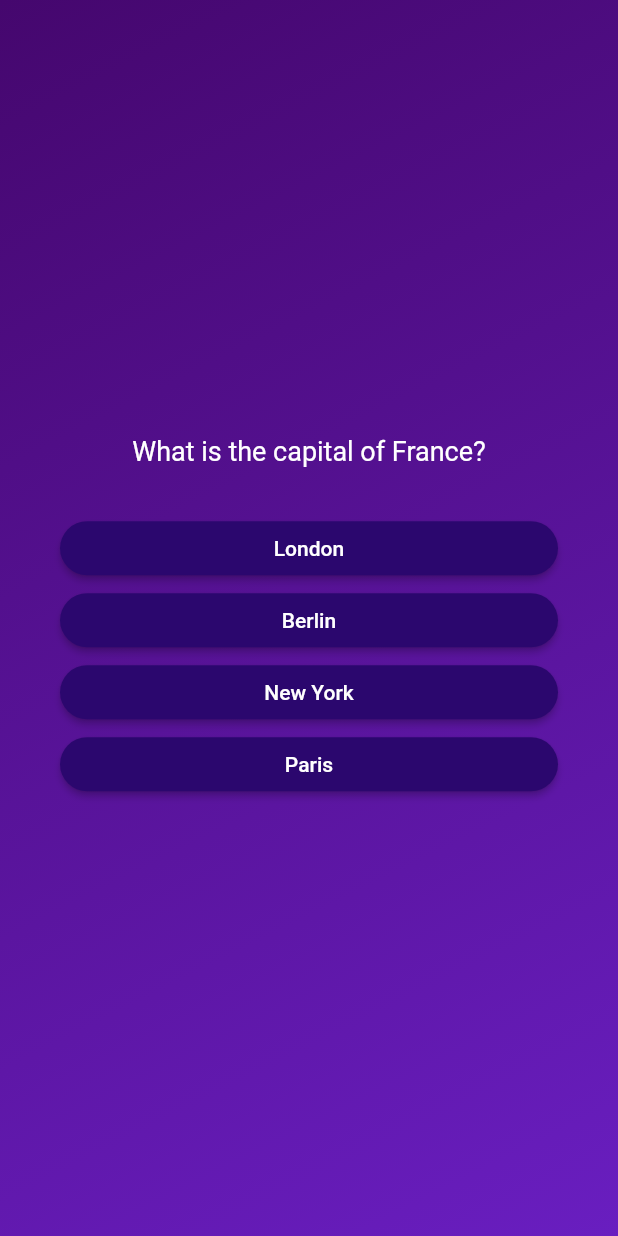
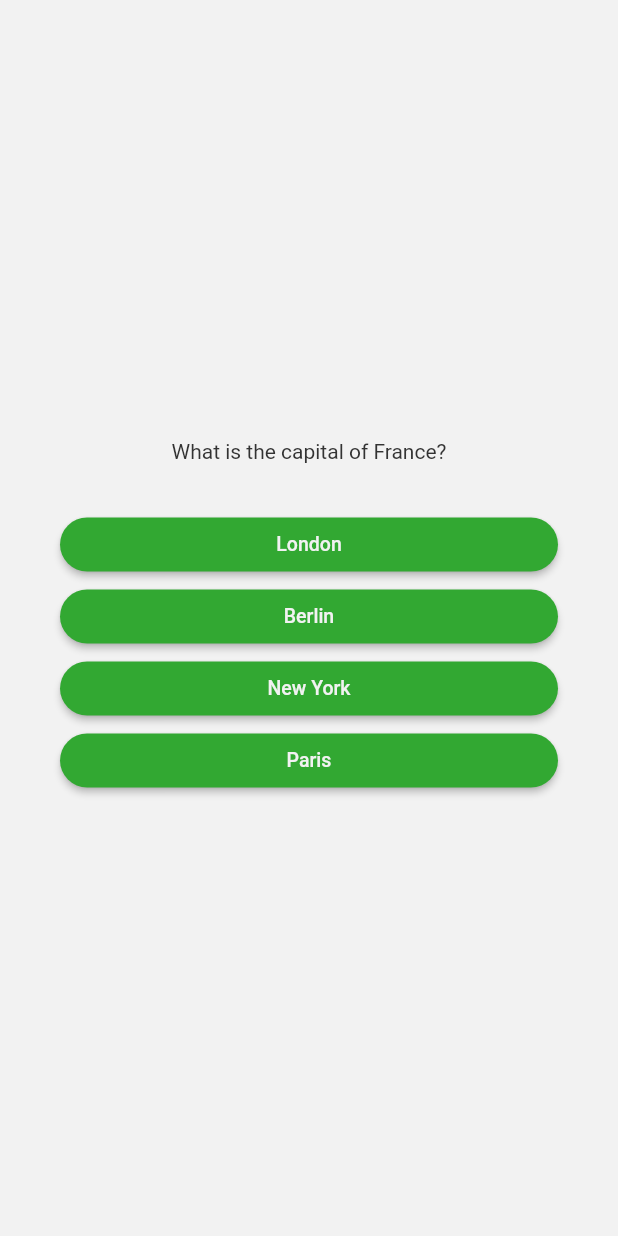
Before and after one commit to MarekAniol/quiz_app, a Flutter app: the screen it shows after launch, after a tap on "Start Quiz", on a phone screen of 412 x 824 dp. Run offline on Flutter 3.47's test engine with Material 2 defaults, Android fonts, the phone set to English and light mode, and no system bars; our stand-ins replace bloc, bloc_concurrency, flutter_bloc, freezed_annotation, get_it; generated files the repository leaves out were written again.

Commit message:
changed screens animations and colors

```diff
--- a/lib/core/constants/colors.dart
+++ b/lib/core/constants/colors.dart
@@ -1,8 +1,8 @@
 import 'package:flutter/material.dart';
 
 abstract class AppColors {
-  static const lightPrimary = Color.fromARGB(255, 222, 194, 248);
-  static const whiteTransparent150 = Color.fromARGB(150, 255, 255, 255);
-  static const white = Color.fromARGB(255, 255, 255, 255);
-  static const answerButtonColor = Color.fromARGB(255, 43, 7, 110);
+  static const questionMarksColor = Color.fromARGB(255, 61, 155, 61);
+  static const greyWhite = Color(0xFFF2F2F2);
+  static const greyBlack = Color(0xFF333333);
+  static const answerButtonColor = Color.fromARGB(255, 50, 168, 50);
 }
--- a/lib/core/constants/gradients.dart
+++ b/lib/core/constants/gradients.dart
@@ -1,10 +1,11 @@
 import 'package:flutter/material.dart';
+import 'package:quiz_app/core/constants/colors.dart';
 
 abstract class Gradients {
   static const LinearGradient purpleGradient = LinearGradient(
     colors: [
-      Color.fromARGB(255, 69, 7, 110),
-      Color.fromARGB(255, 105, 30, 192),
+      AppColors.greyWhite,
+      AppColors.greyWhite,
     ],
     begin: Alignment.topLeft,
     end: Alignment.bottomRight,
--- a/lib/presentation/screens/questions_screen/bloc/questions_screen_bloc.dart
+++ b/lib/presentation/screens/questions_screen/bloc/questions_screen_bloc.dart
@@ -40,16 +40,8 @@ class QuestionsScreenBloc extends Bloc<QuestionsScreenEvent, QuestionsScreenStat
     _QuestionsScreenStarted event,
     Emitter<QuestionsScreenState> emit,
   ) async {
-    emit(
-      state.copyWith(
-        type: StateType.loaded,
-      ),
-    );
-
-    if (state.type == StateType.loaded) {
-      add(
-        const QuestionsScreenEvent.questionReaded(),
-      );
+    if (state.type == StateType.loading) {
+      add(const QuestionsScreenEvent.questionReaded());
     }
   }
 
@@ -61,7 +53,8 @@ class QuestionsScreenBloc extends Bloc<QuestionsScreenEvent, QuestionsScreenStat
 
     emit(
       state.copyWith(
-        questionsList: questionsListModel,
+        questionsListModel: questionsListModel,
+        type: StateType.loaded,
       ),
     );
   }
@@ -70,12 +63,11 @@ class QuestionsScreenBloc extends Bloc<QuestionsScreenEvent, QuestionsScreenStat
     _QuestionAnswered event,
     Emitter<QuestionsScreenState> emit,
   ) async {
-    if (state.currentQuestionIndex < state.questionsList.questions.length - 1) {
+    if (state.isNotLastQuestion) {
       final answerModel = AnswerModel(
-        question: state.questionsList.questions[state.currentQuestionIndex].question,
+        question: state.currentQuestionText,
         answer: event.answer,
-        isAnswerCorrect:
-            event.answer == state.questionsList.questions[state.currentQuestionIndex].correctAnswer,
+        isAnswerCorrect: event.answer == state.corectAnswer,
       );
       List<AnswerModel> listOfAnswers = [...state.answers];
       listOfAnswers.add(answerModel);
@@ -87,13 +79,14 @@ class QuestionsScreenBloc extends Bloc<QuestionsScreenEvent, QuestionsScreenStat
       );
 
       final currentQuestionIndex = state.currentQuestionIndex + 1;
+
       emit(
         state.copyWith(
           currentQuestionIndex: currentQuestionIndex,
         ),
       );
     } else {
-      final currentQuestionIndex = state.questionsList.questions.length;
+      final currentQuestionIndex = state.questionsListModel.questions.length;
       emit(
         state.copyWith(
           type: StateType.loading,
--- a/lib/presentation/screens/questions_screen/bloc/questions_screen_state.dart
+++ b/lib/presentation/screens/questions_screen/bloc/questions_screen_state.dart
@@ -3,7 +3,7 @@ part of 'questions_screen_bloc.dart';
 @freezed
 class QuestionsScreenState with _$QuestionsScreenState {
   factory QuestionsScreenState({
-    required QuestionsListModel questionsList,
+    required QuestionsListModel questionsListModel,
     required int currentQuestionIndex,
     required StateType type,
     required List<AnswerModel> answers,
@@ -12,19 +12,20 @@ class QuestionsScreenState with _$QuestionsScreenState {
   QuestionsScreenState._();
 
   factory QuestionsScreenState.initial() => QuestionsScreenState(
-        questionsList: QuestionsListModel.initial(),
+        questionsListModel: QuestionsListModel.initial(),
         currentQuestionIndex: 0,
         type: StateType.loading,
         answers: [],
       );
 
   bool get isQuizComplete =>
-      (currentQuestionIndex == questionsList.questions.length) &&
-      (questionsList.questions.isNotEmpty);
-
-  bool get hasReachedEndOfQuestions => currentQuestionIndex == questionsList.questions.length;
-  QuizQuestionModel get currentQuestionModel => questionsList.questions[currentQuestionIndex];
+      (currentQuestionIndex == questionsListModel.questions.length) &&
+      (questionsListModel.questions.isNotEmpty);
+  bool get hasReachedEndOfQuestions => currentQuestionIndex == questionsListModel.questions.length;
+  bool get isNotLastQuestion => currentQuestionIndex < questionsListModel.questions.length - 1;
+  QuizQuestionModel get currentQuestionModel => questionsListModel.questions[currentQuestionIndex];
   String get currentQuestionText => currentQuestionModel.question;
+  String get corectAnswer => currentQuestionModel.correctAnswer;
 }
 
 extension BuildWhenQuestionScreenExtension on BuildContext {
@@ -33,7 +34,7 @@ extension BuildWhenQuestionScreenExtension on BuildContext {
     QuestionsScreenState current,
   )? buildWhenQuestionScreen() {
     return (previous, current) =>
-        (previous.type != current.type) ||
+        // (previous.type != current.type) ||
         (previous.currentQuestionIndex != current.currentQuestionIndex);
   }
 }
--- a/lib/presentation/screens/questions_screen/questions_route.dart
+++ b/lib/presentation/screens/questions_screen/questions_route.dart
@@ -5,14 +5,38 @@ import 'package:quiz_app/presentation/screens/questions_screen/bloc/questions_sc
 import 'package:quiz_app/presentation/screens/questions_screen/questions_screen.dart';
 
 Route<dynamic> questionRoute(RouteSettings settings) {
-  return MaterialPageRoute(
+  return PageRouteBuilder(
     settings: settings,
-    builder: (context) => BlocProvider(
+    pageBuilder: (
+      context,
+      Animation<double> animation,
+      Animation<double> secondaryAnimation,
+    ) =>
+        BlocProvider(
       create: (context) => injector<QuestionsScreenBloc>()
         ..add(
           const QuestionsScreenEvent.questionsScreenStarted(),
         ),
       child: const QuestionsScreen(),
     ),
+    transitionsBuilder: (
+      context,
+      Animation<double> animation,
+      Animation<double> secondaryAnimation,
+      Widget child,
+    ) {
+      return SlideTransition(
+          position: Tween<Offset>(
+            begin: const Offset(0.0, 2.0),
+            end: Offset.zero,
+          ).animate(animation),
+          child: SlideTransition(
+            position: Tween<Offset>(
+              begin: Offset.zero,
+              end: const Offset(1, -5.0),
+            ).animate(secondaryAnimation),
+            child: child,
+          ));
+    },
   );
 }
--- a/lib/presentation/screens/questions_screen/questions_screen.dart
+++ b/lib/presentation/screens/questions_screen/questions_screen.dart
@@ -19,11 +19,12 @@ class QuestionsScreen extends StatelessWidget {
       child: BlocConsumer<QuestionsScreenBloc, QuestionsScreenState>(
         listenWhen: (previous, current) => current.hasReachedEndOfQuestions,
         listener: (context, state) => state.isQuizComplete
-              ? Navigator.pushNamed(
+            ? Navigator.pushReplacementNamed(
                 context,
                 '/summary_screen',
               )
             : null,
+        // buildWhen: (previous, current) => current.type != previous.type,
         builder: (context, state) {
           return state.type.map(
             loading: () {
@@ -38,8 +39,8 @@ class QuestionsScreen extends StatelessWidget {
                     textAlign: TextAlign.center,
                     state.currentQuestionText,
                     style: const TextStyle(
-                        color: AppColors.white,
-                        fontSize: 18,
+                      color: AppColors.greyBlack,
+                      fontSize: 14,
                     ),
                   ),
                   BoxPredefined.verticalSizedBox30,
@@ -62,6 +63,7 @@ class QuestionsScreen extends StatelessWidget {
             },
           );
         },
-        ));
+      ),
+    );
   }
 }
--- a/lib/presentation/screens/questions_screen/widgets/answer_button.dart
+++ b/lib/presentation/screens/questions_screen/widgets/answer_button.dart
@@ -27,7 +27,8 @@ class AnswerButton extends StatelessWidget {
       child: Text(
         answerText,
         style: const TextStyle(
-          color: AppColors.white,
+          color: AppColors.greyWhite,
+          fontSize: 13,
         ),
       ),
     );
--- a/lib/presentation/screens/start_screen/start_screen_route.dart
+++ b/lib/presentation/screens/start_screen/start_screen_route.dart
@@ -2,8 +2,32 @@ import 'package:flutter/material.dart';
 import 'package:quiz_app/presentation/screens/start_screen/start_screen.dart';
 
 Route<dynamic> startScreenRoute(RouteSettings settings) {
-  return MaterialPageRoute(
+  return PageRouteBuilder(
     settings: settings,
-    builder: (context) => const StartScreen(),
+    pageBuilder: (
+      context,
+      Animation<double> animation,
+      Animation<double> secondaryAnimation,
+    ) =>
+        const StartScreen(),
+    transitionsBuilder: (
+      context,
+      Animation<double> animation,
+      Animation<double> secondaryAnimation,
+      Widget child,
+    ) {
+      return SlideTransition(
+          position: Tween<Offset>(
+            begin: const Offset(0.0, 2.0),
+            end: Offset.zero,
+          ).animate(animation),
+          child: SlideTransition(
+            position: Tween<Offset>(
+              begin: Offset.zero,
+              end: const Offset(1, -5.0),
+            ).animate(secondaryAnimation),
+            child: child,
+          ));
+    },
   );
 }
--- a/lib/presentation/screens/start_screen/widgets/question_marks.dart
+++ b/lib/presentation/screens/start_screen/widgets/question_marks.dart
@@ -59,7 +59,7 @@ class _SingleQuestionMarkWidget extends StatelessWidget {
       angle: angle,
       child: Icon(
         Icons.help_outline,
-        color: AppColors.whiteTransparent150,
+        color: AppColors.questionMarksColor,
         size: size,
       ),
     );
--- a/lib/presentation/screens/start_screen/widgets/start_quiz_button.dart
+++ b/lib/presentation/screens/start_screen/widgets/start_quiz_button.dart
@@ -17,16 +17,16 @@ class StartQuizButton extends StatelessWidget {
       },
       style: OutlinedButton.styleFrom(
         side: const BorderSide(
-          color: AppColors.lightPrimary,
+          color: AppColors.answerButtonColor,
         ),
       ),
       icon: const Icon(
         Icons.play_arrow,
-        color: AppColors.white,
+        color: AppColors.answerButtonColor,
       ),
       label: const Text(
         style: TextStyle(
-          color: AppColors.white,
+          color: AppColors.greyBlack,
         ),
         Strings.startQuizButtonText,
       ),
--- a/lib/presentation/screens/summary_screen/summary_route.dart
+++ b/lib/presentation/screens/summary_screen/summary_route.dart
@@ -5,14 +5,38 @@ import 'package:quiz_app/presentation/screens/summary_screen/bloc/summary_screen
 import 'package:quiz_app/presentation/screens/summary_screen/summary_screen.dart';
 
 Route<dynamic> summaryRoute(RouteSettings settings) {
-  return MaterialPageRoute(
+  return PageRouteBuilder(
     settings: settings,
-    builder: (context) => BlocProvider(
+    pageBuilder: (
+      context,
+      Animation<double> animation,
+      Animation<double> secondaryAnimation,
+    ) =>
+        BlocProvider(
       create: (context) => injector<SummaryScreenBloc>()
         ..add(
           const SummaryScreenEvent.summaryScreenStarted(),
         ),
       child: const SummaryScreen(),
     ),
+    transitionsBuilder: (
+      context,
+      Animation<double> animation,
+      Animation<double> secondaryAnimation,
+      Widget child,
+    ) {
+      return SlideTransition(
+          position: Tween<Offset>(
+            begin: const Offset(0.0, 2.0),
+            end: Offset.zero,
+          ).animate(animation),
+          child: SlideTransition(
+            position: Tween<Offset>(
+              begin: Offset.zero,
+              end: const Offset(1, -5.0),
+            ).animate(secondaryAnimation),
+            child: child,
+          ));
+    },
   );
 }
--- a/lib/presentation/screens/summary_screen/summary_screen.dart
+++ b/lib/presentation/screens/summary_screen/summary_screen.dart
@@ -15,17 +15,14 @@ class SummaryScreen extends StatelessWidget {
       width: double.infinity,
       child: BlocBuilder<SummaryScreenBloc, SummaryScreenState>(
         builder: (context, state) {
-          return state.stateType.map(
-              loading: () {
-                return const LoadingPage();
-              },
-              loaded: () {
-                return const Column(
-                  mainAxisAlignment: MainAxisAlignment.center,
-                  children: [Text("Summary Screen")],
-                );
-              },
-              error: () => const LoadingPage());
+          return state.stateType.map(loading: () {
+            return const LoadingPage();
+          }, loaded: () {
+            return const Column(
+              mainAxisAlignment: MainAxisAlignment.center,
+              children: [Text("Summary Screen")],
+            );
+          });
         },
       ),
     );
--- a/lib/quiz_app.dart
+++ b/lib/quiz_app.dart
@@ -4,16 +4,17 @@ import 'package:quiz_app/presentation/widgets/app_gradient.dart';
 import 'package:quiz_app/presentation/widgets/app_padding.dart';
 
 class QuizApp extends StatelessWidget {
-  const QuizApp({
+  QuizApp({
     required this.appRouter,
     super.key,
   });
-
+  final navigatorKey = GlobalKey<NavigatorState>();
   final QuizAppRouter appRouter;
 
   @override
   Widget build(BuildContext context) {
     return MaterialApp(
+      navigatorKey: navigatorKey,
       themeAnimationCurve: Curves.easeInToLinear,
       onGenerateRoute: appRouter.route,
       builder: (context, child) => Scaffold(
```
Also changed, not shown: 2 other files. Lines whose indentation alone changed are shown as unchanged.
